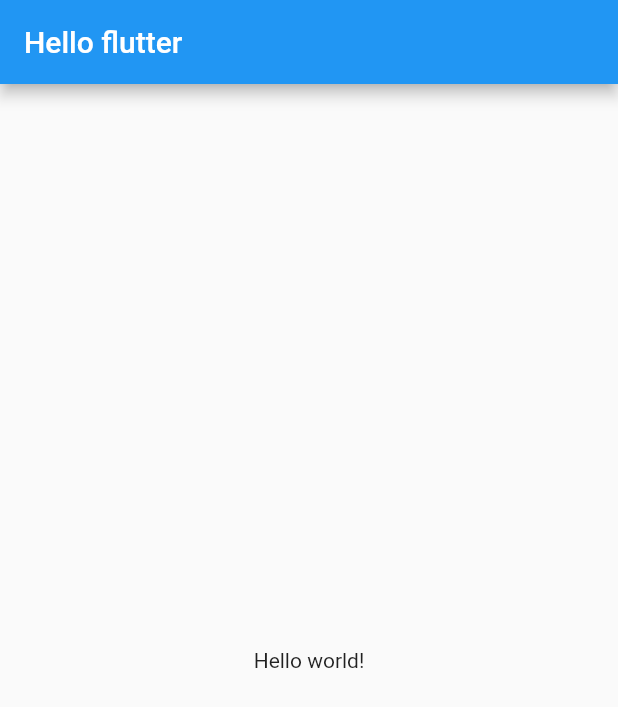
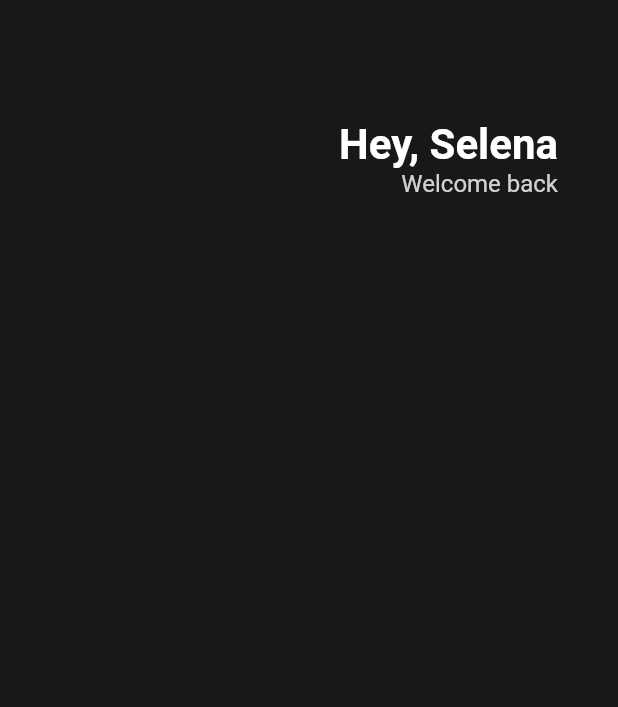
Before and after one commit to tiatiahwang/toonflix, a Flutter app: the screen it shows after launch, on a phone screen of 412 x 824 dp. Shown: the top 707 px of the screen. Run offline on Flutter 3.47's test engine with Material 2 defaults, Android fonts, the phone set to English and light mode, and no system bars.

Commit message:
UI - header

```diff
--- a/lib/main.dart
+++ b/lib/main.dart
@@ -10,10 +10,35 @@ class App extends StatelessWidget {
   Widget build(BuildContext context) {
     return MaterialApp(
       home: Scaffold(
-        appBar: AppBar(
-          title: Text('Hello flutter'),
-        ),
-        body: Center(child: Text('Hello world!')),
+        backgroundColor: Color(0xFF181818),
+        body: Padding(
+            padding: EdgeInsets.symmetric(horizontal: 40),
+            child: Column(children: [
+              SizedBox(
+                height: 80,
+              ),
+              Row(
+                mainAxisAlignment: MainAxisAlignment.end,
+                children: [
+                  Column(
+                    crossAxisAlignment: CrossAxisAlignment.end,
+                    children: [
+                      Text('Hey, Selena',
+                          style: TextStyle(
+                            color: Colors.white,
+                            fontSize: 28,
+                            fontWeight: FontWeight.w600,
+                          )),
+                      Text('Welcome back',
+                          style: TextStyle(
+                            color: Colors.white.withOpacity(0.8),
+                            fontSize: 16,
+                          )),
+                    ],
+                  )
+                ],
+              )
+            ])),
       ),
     );
   }
```
